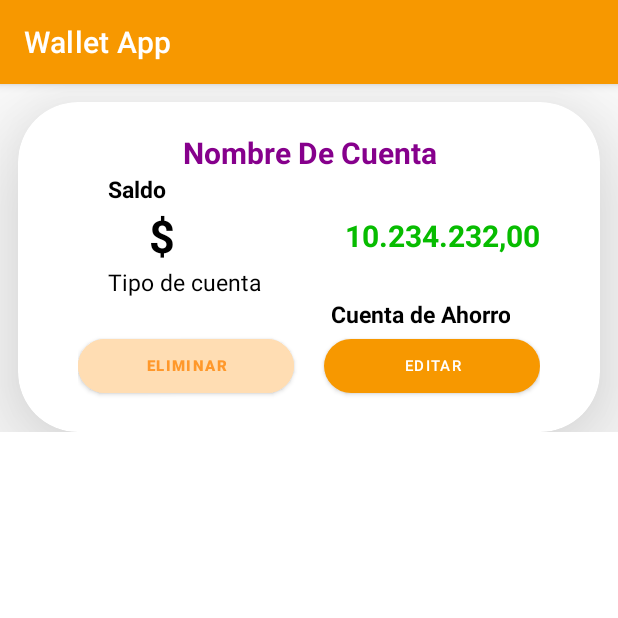
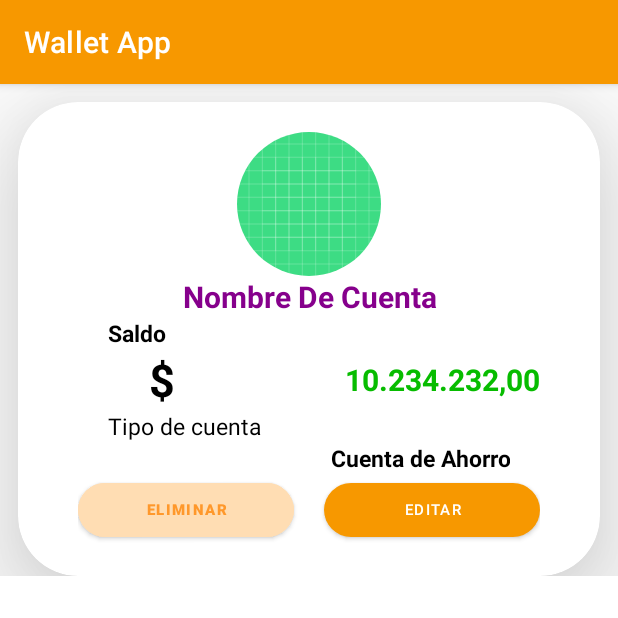
Before and after one commit to DanielBautistaMr/Wallet_proyect, an Android app: the MainActivity screen opened directly, with no data from a screen before it, on a phone screen of 412 x 824 dp, the top half of it. Run offline under Robolectric (Android 15) with nearby library versions, the phone set to English and light mode, and no system bars; our stand-ins replace CircleImageView.

Commit message:
Se le agrego las imagenes quedo chidoo :p

```diff
--- a/app/build.gradle
+++ b/app/build.gradle
@@ -1,4 +1,5 @@
 plugins {
+
     id 'com.android.application'
 }
 
@@ -28,7 +29,8 @@ android {
 }
 
 dependencies {
-
+    implementation 'com.squareup.picasso:picasso:2.8'
+    implementation 'de.hdodenhof:circleimageview:3.1.0'
     implementation 'androidx.appcompat:appcompat:1.6.1'
     implementation 'com.google.android.material:material:1.9.0'
     implementation 'androidx.constraintlayout:constraintlayout:2.1.4'
--- a/app/src/main/AndroidManifest.xml
+++ b/app/src/main/AndroidManifest.xml
@@ -2,7 +2,8 @@
 <manifest xmlns:android="http://schemas.android.com/apk/res/android"
     xmlns:tools="http://schemas.android.com/tools"
     package="com.danielbautista.walletapp">
-
+    <uses-permission android:name="android.permission.INTERNET">
+    </uses-permission>>
     <application
         android:allowBackup="true"
         android:dataExtractionRules="@xml/data_extraction_rules"
--- a/app/src/main/java/com/danielbautista/walletapp/ListAccountActivity.java
+++ b/app/src/main/java/com/danielbautista/walletapp/ListAccountActivity.java
@@ -31,9 +31,9 @@ public class ListAccountActivity extends AppCompatActivity {
 
     private void loadFakeData(){
 
-        Account myAccount1 = new Account("Bancolombia", "Cuenta de Ahorros", 11111111.0);
-        Account myAccount2 = new Account("Davivienda", "Cuenta debito", 222222222.0);
-        Account myAccount3 = new Account("Efectivo", "Efectivo", 333333333.0);
+        Account myAccount1 = new Account("Bancolombia", "Cuenta de Ahorros", 11111111.0, "https://i.pinimg.com/originals/b8/cd/c1/b8cdc1ad498fe080bc21bb5a03c24f83.png");
+        Account myAccount2 = new Account("Davivienda", "Cuenta debito", 222222222.0, "https://s3.amazonaws.com/lacabinadavivienda.com/projects/assets_generales/img/logo-davivienda.png")   ;
+        Account myAccount3 = new Account("Efectivo", "Efectivo", 333333333.0, "https://cdn-icons-png.flaticon.com/512/2331/2331941.png");
         listAccountRV.add(myAccount1);
         listAccountRV.add(myAccount2);
         listAccountRV.add(myAccount3);
--- a/app/src/main/res/layout/item_rv_account_list.xml
+++ b/app/src/main/res/layout/item_rv_account_list.xml
@@ -21,6 +21,20 @@
             android:layout_marginHorizontal="20dp"
             android:layout_marginVertical="20dp"
             android:orientation="vertical">
+
+            <LinearLayout
+                android:layout_width="match_parent"
+                android:layout_height="match_parent"
+                android:gravity="center"
+                android:orientation="horizontal">
+
+                <de.hdodenhof.circleimageview.CircleImageView xmlns:app="http://schemas.android.com/apk/res-auto"
+                    android:id="@+id/iv_item_account"
+                    android:layout_width="96dp"
+                    android:layout_height="96dp"
+                    android:src="@drawable/ic_launcher_background"
+                    app:civ_border_color="#FF000000" />
+            </LinearLayout>
 
             <LinearLayout
                 android:layout_width="match_parent"
```
Also changed, not shown: app/src/main/java/com/danielbautista/walletapp/Account.java (+12 -1 lines), app/src/main/java/com/danielbautista/walletapp/AccountAdapter.java (+12 -1 lines).
